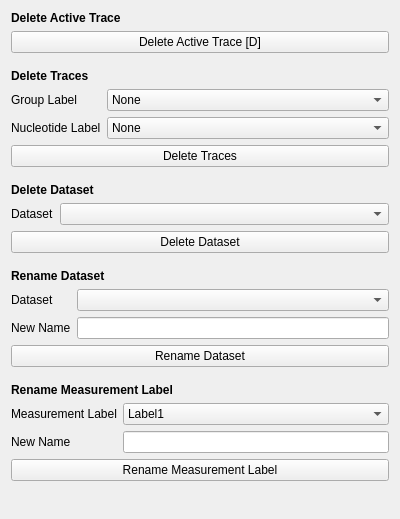
Before: the Qt Designer form src/TraceAnalyser/GUI/GUI_windows/managewindow_gui.ui in piedrro/TraceAnalyser, drawn with Qt 5.
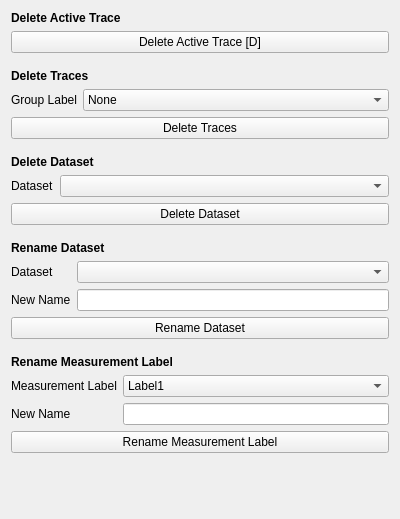
After: the same form once the commit is applied.

Commit message: remove nucleotide label from traceanalyser

Diff of the .ui file:
```diff
--- a/src/TraceAnalyser/GUI/GUI_windows/managewindow_gui.ui
+++ b/src/TraceAnalyser/GUI/GUI_windows/managewindow_gui.ui
@@ -143,54 +143,6 @@
        </item>
       </widget>
      </item>
-     <item row="1" column="0">
-      <widget class="QLabel" name="label_26">
-       <property name="text">
-        <string>Nucleotide Label</string>
-       </property>
-      </widget>
-     </item>
-     <item row="1" column="1">
-      <widget class="QComboBox" name="delete_nucleotide_label">
-       <property name="sizePolicy">
-        <sizepolicy hsizetype="MinimumExpanding" vsizetype="Fixed">
-         <horstretch>0</horstretch>
-         <verstretch>0</verstretch>
-        </sizepolicy>
-       </property>
-       <property name="minimumSize">
-        <size>
-         <width>10</width>
-         <height>0</height>
-        </size>
-       </property>
-       <item>
-        <property name="text">
-         <string>None</string>
-        </property>
-       </item>
-       <item>
-        <property name="text">
-         <string>A</string>
-        </property>
-       </item>
-       <item>
-        <property name="text">
-         <string>T</string>
-        </property>
-       </item>
-       <item>
-        <property name="text">
-         <string>C</string>
-        </property>
-       </item>
-       <item>
-        <property name="text">
-         <string>G</string>
-        </property>
-       </item>
-      </widget>
-     </item>
     </layout>
    </item>
    <item>
```
The commit also changes 42 other files.
